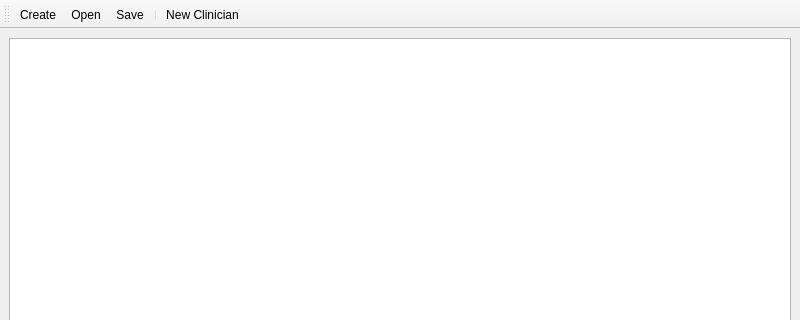
Above: designer/mainwindow.ui from mishra-lab/scheduler before the change; both pictures show x 0 to 800 and y 0 to 320 of the 800 by 600 pixel window. Below: the same form after it.
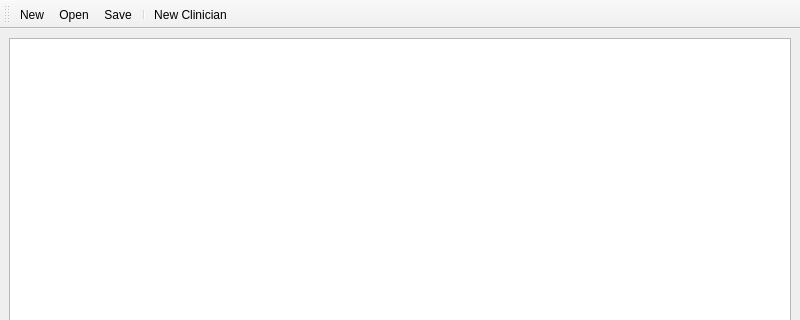
That is the form after the change.

Commit message:
Connect `new clinician` dialog with main window
Create appropriate fields in config JSON object when user clicks OK in dialog.
Also, rename button `Create` -> `New` and generate empty JSON when user click `New`

```diff
--- a/designer/mainwindow.ui
+++ b/designer/mainwindow.ui
@@ -43,7 +43,7 @@
    <attribute name="toolBarBreak">
     <bool>false</bool>
    </attribute>
-   <addaction name="actionCreate"/>
+   <addaction name="actionNew"/>
    <addaction name="actionOpen"/>
    <addaction name="actionSave"/>
    <addaction name="separator"/>
@@ -57,9 +57,9 @@
     <string>Open configuration file...</string>
    </property>
   </action>
-  <action name="actionCreate">
+  <action name="actionNew">
    <property name="text">
-    <string>Create</string>
+    <string>New</string>
    </property>
    <property name="toolTip">
     <string>Create new configuration file...</string>
```
The commit also changes 5 other files.
